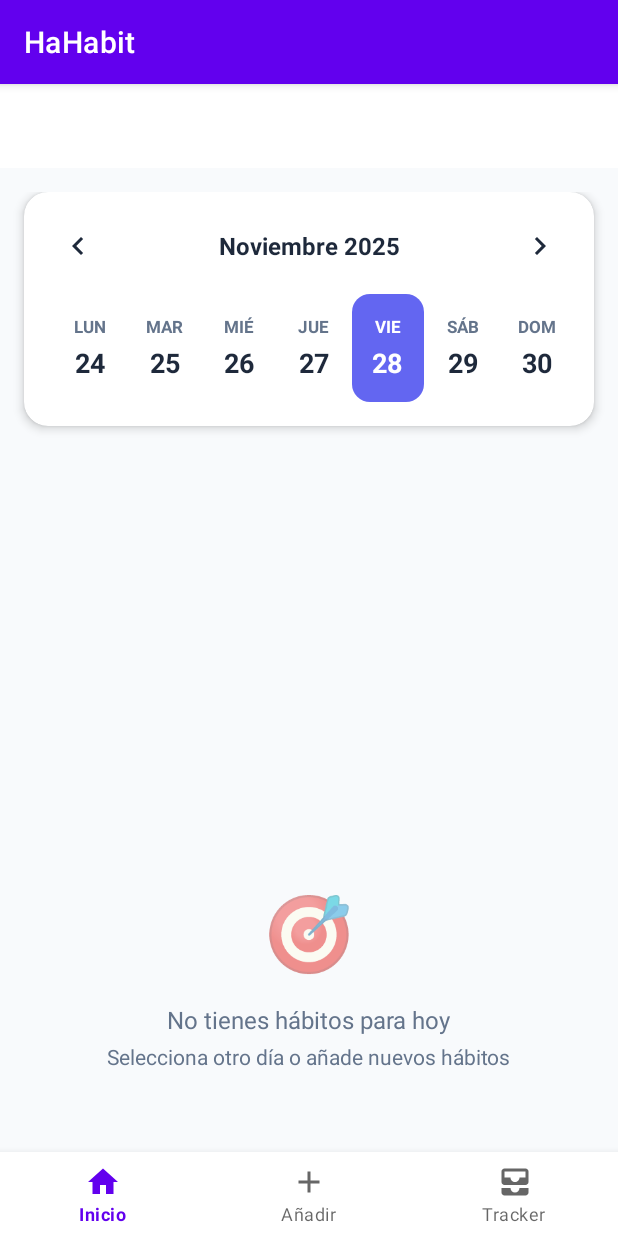
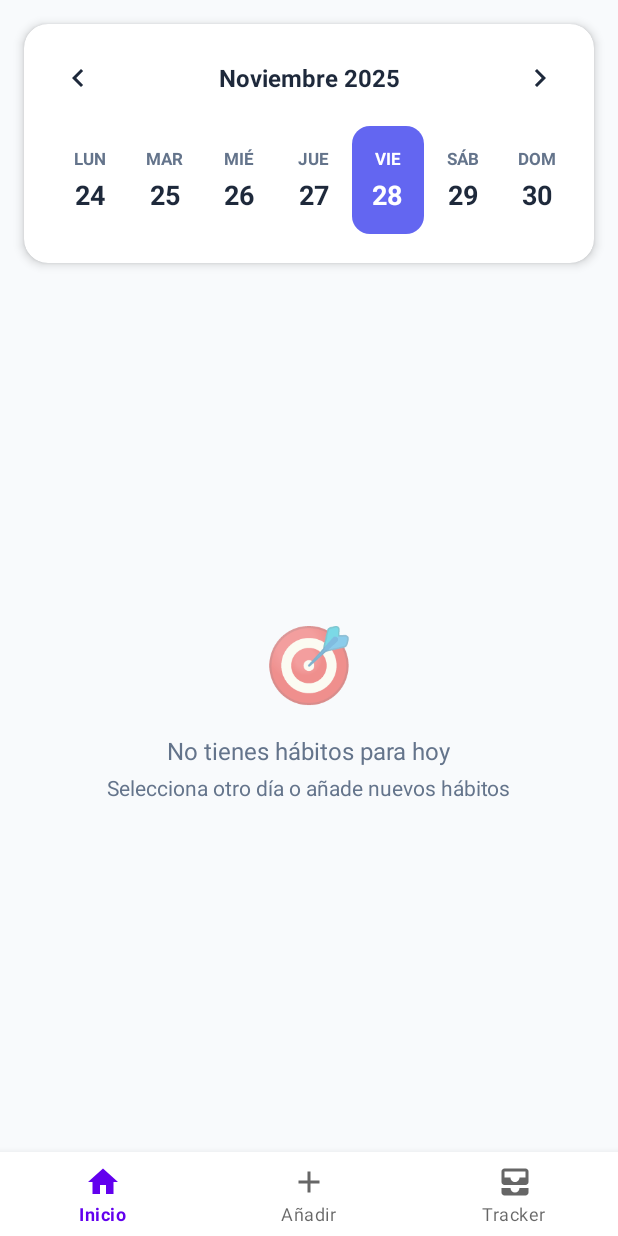
Before and after one commit to AdriRedondo/PAD-2025-26-HaHabit, an Android app: the screen it shows after launch (MainActivity), on a phone screen of 412 x 824 dp. Run offline under Robolectric (Android 15) with nearby library versions, the phone set to English and light mode, and no system bars; our stand-ins replace Room's generated code, navigation-ui.

Commit message:
Cambio para quitar la barra de hahabit

```diff
--- a/app/src/main/res/layout/activity_main.xml
+++ b/app/src/main/res/layout/activity_main.xml
@@ -5,8 +5,7 @@
     xmlns:tools="http://schemas.android.com/tools"
     android:id="@+id/container"
     android:layout_width="match_parent"
-    android:layout_height="match_parent"
-    android:paddingTop="?attr/actionBarSize">
+    android:layout_height="match_parent">
 
     <fragment
         android:id="@+id/nav_host_fragment_activity_main"
--- a/app/src/main/res/layout/fragment_home.xml
+++ b/app/src/main/res/layout/fragment_home.xml
@@ -1,5 +1,5 @@
 <?xml version="1.0" encoding="utf-8"?>
-<androidx.coordinatorlayout.widget.CoordinatorLayout
+<androidx.constraintlayout.widget.ConstraintLayout
     xmlns:android="http://schemas.android.com/apk/res/android"
     xmlns:app="http://schemas.android.com/apk/res-auto"
     xmlns:tools="http://schemas.android.com/tools"
@@ -8,41 +8,40 @@
     android:background="@color/background"
     tools:context=".ui.home.HomeFragment">
 
-    <LinearLayout
-        android:layout_width="match_parent"
-        android:layout_height="match_parent"
-        android:orientation="vertical"
-        android:paddingTop="16dp">
-
+    <!-- Calendario semanal -->
     <com.google.android.material.card.MaterialCardView
         android:id="@+id/cardWeekCalendar"
-            android:layout_width="match_parent"
+        android:layout_width="0dp"
         android:layout_height="wrap_content"
-            android:layout_marginHorizontal="16dp"
-            android:layout_marginBottom="16dp"
+        android:layout_marginStart="16dp"
+        android:layout_marginEnd="16dp"
+        android:layout_marginTop="16dp"
         app:cardCornerRadius="16dp"
         app:cardElevation="4dp"
-            app:strokeWidth="0dp">
+        app:strokeWidth="0dp"
+        app:layout_constraintTop_toTopOf="parent"
+        app:layout_constraintStart_toStartOf="parent"
+        app:layout_constraintEnd_toEndOf="parent">
 
             <LinearLayout
                 android:layout_width="match_parent"
-                android:layout_height="wrap_content"
+                android:layout_height="159dp"
                 android:orientation="vertical"
                 android:padding="16dp">
 
                 <LinearLayout
                     android:layout_width="match_parent"
                     android:layout_height="wrap_content"
-                    android:orientation="horizontal"
-                    android:gravity="center_vertical">
+                    android:gravity="center_vertical"
+                    android:orientation="horizontal">
 
                     <ImageButton
                         android:id="@+id/btnPrevWeek"
                         android:layout_width="40dp"
                         android:layout_height="40dp"
                         android:background="?attr/selectableItemBackgroundBorderless"
-                        android:src="@drawable/ic_arrow_left"
-                        android:contentDescription="Semana anterior" />
+                        android:contentDescription="Semana anterior"
+                        android:src="@drawable/ic_arrow_left" />
 
                     <TextView
                         android:id="@+id/tvMonthYear"
@@ -50,9 +49,9 @@
                         android:layout_height="wrap_content"
                         android:layout_weight="1"
                         android:gravity="center"
+                        android:textColor="@color/text_primary"
                         android:textSize="16sp"
                         android:textStyle="bold"
-                        android:textColor="@color/text_primary"
                         tools:text="Noviembre 2024" />
 
                     <ImageButton
@@ -60,8 +59,8 @@
                         android:layout_width="40dp"
                         android:layout_height="40dp"
                         android:background="?attr/selectableItemBackgroundBorderless"
-                        android:src="@drawable/ic_arrow_right"
-                        android:contentDescription="Semana siguiente" />
+                        android:contentDescription="Semana siguiente"
+                        android:src="@drawable/ic_arrow_right" />
 
                 </LinearLayout>
 
@@ -80,13 +79,17 @@
     <!-- Calendario completo (oculto inicialmente) -->
     <com.google.android.material.card.MaterialCardView
         android:id="@+id/cardFullCalendar"
-            android:layout_width="match_parent"
+        android:layout_width="0dp"
         android:layout_height="wrap_content"
-            android:layout_marginHorizontal="16dp"
-            android:layout_marginBottom="16dp"
+        android:layout_marginStart="16dp"
+        android:layout_marginEnd="16dp"
+        android:layout_marginTop="8dp"
         android:visibility="gone"
         app:cardCornerRadius="16dp"
-            app:cardElevation="4dp">
+        app:cardElevation="4dp"
+        app:layout_constraintTop_toBottomOf="@id/cardWeekCalendar"
+        app:layout_constraintStart_toStartOf="parent"
+        app:layout_constraintEnd_toEndOf="parent">
 
         <CalendarView
             android:id="@+id/calendarView"
@@ -95,11 +98,17 @@
 
     </com.google.android.material.card.MaterialCardView>
 
+    <!-- ScrollView con listas de hábitos -->
     <ScrollView
-            android:layout_width="match_parent"
+        android:id="@+id/scrollViewHabits"
+        android:layout_width="0dp"
         android:layout_height="0dp"
-            android:layout_weight="1"
-            android:fillViewport="true">
+        android:layout_marginTop="8dp"
+        android:fillViewport="true"
+        app:layout_constraintTop_toBottomOf="@id/cardWeekCalendar"
+        app:layout_constraintBottom_toBottomOf="parent"
+        app:layout_constraintStart_toStartOf="parent"
+        app:layout_constraintEnd_toEndOf="parent">
 
         <LinearLayout
             android:layout_width="match_parent"
@@ -113,9 +122,9 @@
                 android:layout_marginStart="16dp"
                 android:layout_marginTop="8dp"
                 android:text="Mis Hábitos"
+                android:textColor="@color/text_primary"
                 android:textSize="20sp"
-                    android:textStyle="bold"
-                    android:textColor="@color/text_primary" />
+                android:textStyle="bold" />
 
             <androidx.recyclerview.widget.RecyclerView
                 android:id="@+id/rvHabits"
@@ -133,9 +142,9 @@
                 android:layout_marginStart="16dp"
                 android:layout_marginTop="24dp"
                 android:text="Completados"
+                android:textColor="@color/text_primary"
                 android:textSize="20sp"
                 android:textStyle="bold"
-                    android:textColor="@color/text_primary"
                 android:visibility="gone" />
 
             <androidx.recyclerview.widget.RecyclerView
@@ -152,14 +161,18 @@
         </LinearLayout>
     </ScrollView>
 
+    <!-- Estado vacío -->
     <LinearLayout
         android:id="@+id/emptyState"
-            android:layout_width="match_parent"
+        android:layout_width="0dp"
         android:layout_height="0dp"
-            android:layout_weight="1"
         android:gravity="center"
         android:orientation="vertical"
-            android:visibility="gone">
+        android:visibility="gone"
+        app:layout_constraintTop_toBottomOf="@id/cardWeekCalendar"
+        app:layout_constraintBottom_toBottomOf="parent"
+        app:layout_constraintStart_toStartOf="parent"
+        app:layout_constraintEnd_toEndOf="parent">
 
         <TextView
             android:layout_width="wrap_content"
@@ -185,6 +198,4 @@
 
     </LinearLayout>
 
-    </LinearLayout>
-
-</androidx.coordinatorlayout.widget.CoordinatorLayout>
+</androidx.constraintlayout.widget.ConstraintLayout>
--- a/app/src/main/res/values-night/themes.xml
+++ b/app/src/main/res/values-night/themes.xml
@@ -1,6 +1,6 @@
 <resources xmlns:tools="http://schemas.android.com/tools">
     <!-- Base application theme. -->
-    <style name="Theme.HaHabit" parent="Theme.MaterialComponents.DayNight.DarkActionBar">
+    <style name="Theme.HaHabit" parent="Theme.MaterialComponents.DayNight.NoActionBar">
         <!-- Primary brand color. -->
         <item name="colorPrimary">@color/purple_200</item>
         <item name="colorPrimaryVariant">@color/purple_700</item>
--- a/app/src/main/res/values/themes.xml
+++ b/app/src/main/res/values/themes.xml
@@ -1,6 +1,6 @@
 <resources xmlns:tools="http://schemas.android.com/tools">
     <!-- Base application theme. -->
-    <style name="Theme.HaHabit" parent="Theme.MaterialComponents.DayNight.DarkActionBar">
+    <style name="Theme.HaHabit" parent="Theme.MaterialComponents.DayNight.NoActionBar">
         <!-- Primary brand color. -->
         <item name="colorPrimary">@color/purple_500</item>
         <item name="colorPrimaryVariant">@color/purple_700</item>
```
Lines whose indentation alone changed are shown as unchanged.
